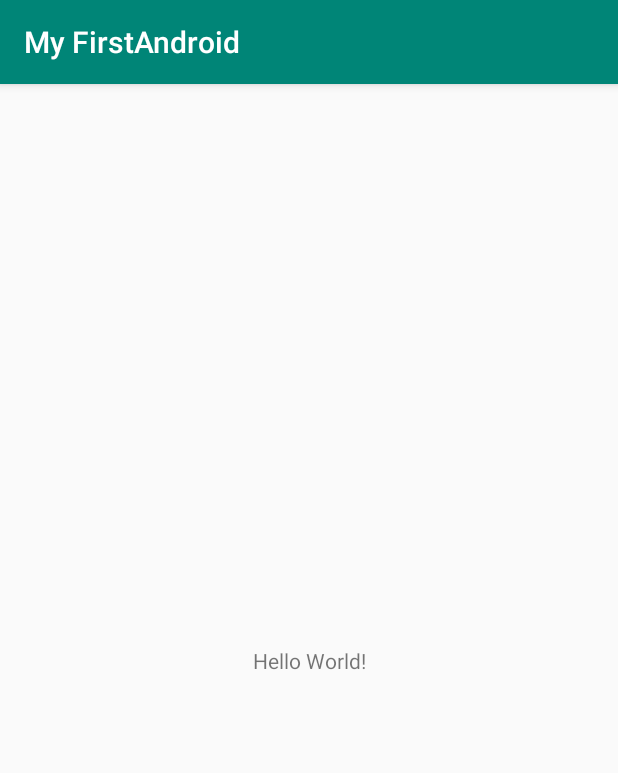
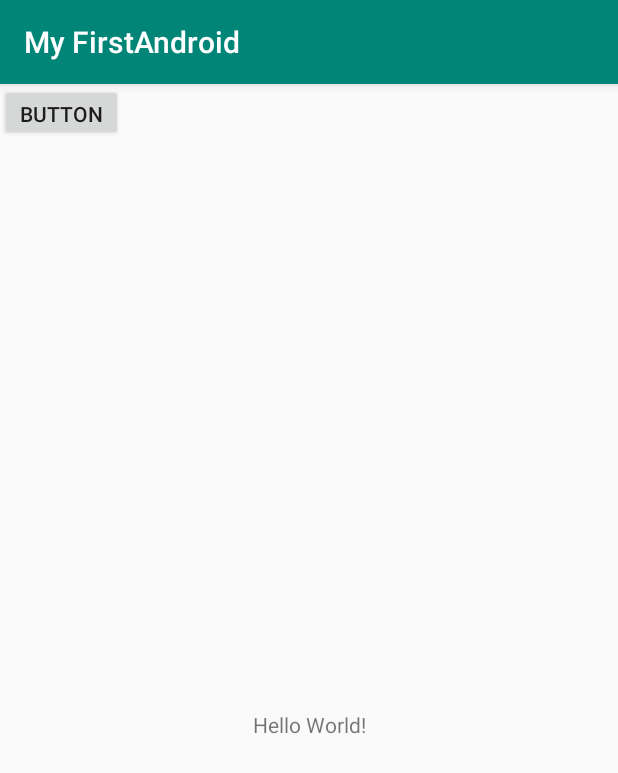
Before and after one commit to devi0087/MyFirstAndroid, an Android app: the screen it shows after launch (MainActivity), on a phone screen of 412 x 824 dp. Shown: the top 773 px of the screen. Run offline under Robolectric (Android 15) with nearby library versions, the phone set to English and light mode, and no system bars.

Commit message:
Added a button

```diff
--- a/app/src/main/res/layout/activity_main.xml
+++ b/app/src/main/res/layout/activity_main.xml
@@ -13,6 +13,15 @@
         app:layout_constraintBottom_toBottomOf="parent"
         app:layout_constraintLeft_toLeftOf="parent"
         app:layout_constraintRight_toRightOf="parent"
-        app:layout_constraintTop_toTopOf="parent" />
+        app:layout_constraintTop_toTopOf="parent"
+        app:layout_constraintVertical_bias="0.557" />
+
+    <Button
+        android:id="@+id/button"
+        android:layout_width="82dp"
+        android:layout_height="38dp"
+        android:text="Button"
+        tools:layout_editor_absoluteX="155dp"
+        tools:layout_editor_absoluteY="213dp" />
 
 </androidx.constraintlayout.widget.ConstraintLayout>
```
